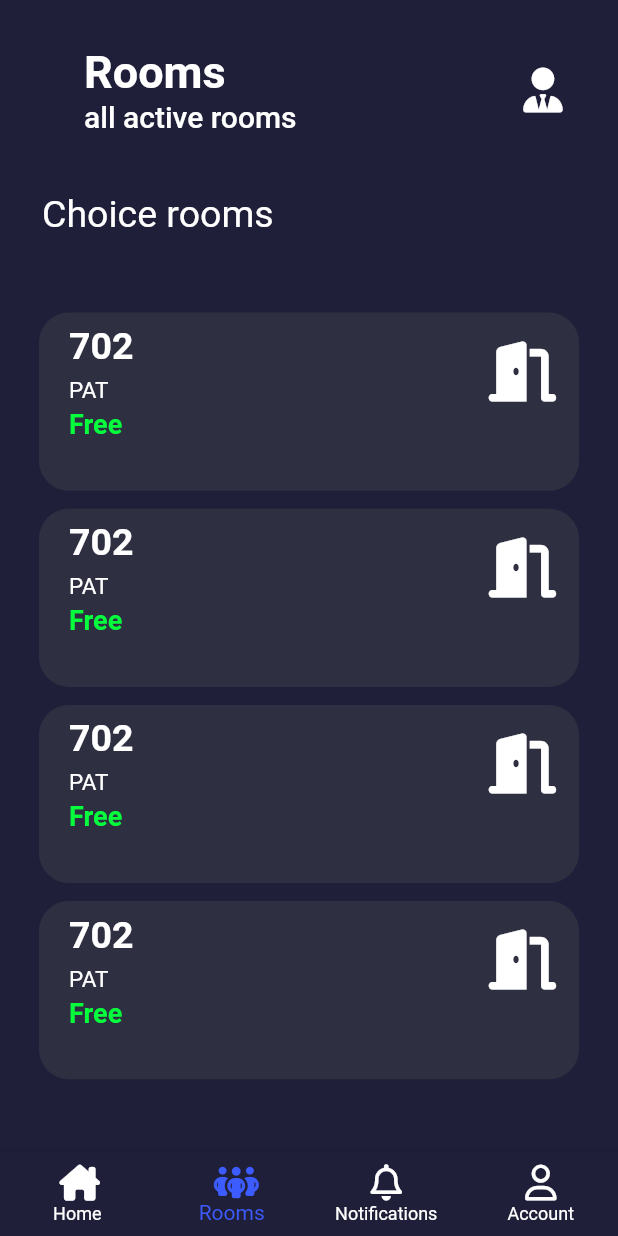
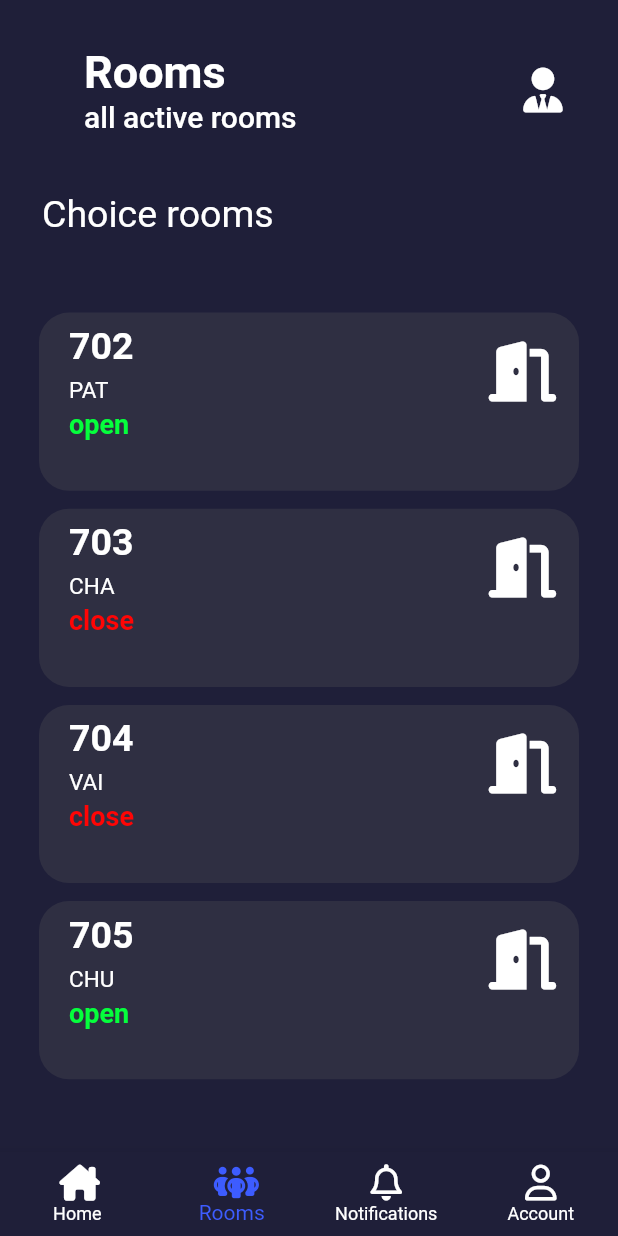
Before and after one commit to koonpech7/Sk-Mobile-App, a Flutter app: the screen it shows after launch, item 2 of the bottom bar chosen, on a phone screen of 412 x 824 dp. Run offline on Flutter 3.47's test engine with Material 2 defaults, Android fonts, the phone set to English and light mode, and no system bars; our stand-ins replace font_awesome_flutter.

Commit message:
feat: 🎸 New Listtile [Rooms] and Text title

```diff
--- a/lib/components/appbar.dart
+++ b/lib/components/appbar.dart
@@ -1,5 +1,3 @@
-import 'dart:ffi';
-
 import 'package:flutter/material.dart';
 import 'package:font_awesome_flutter/font_awesome_flutter.dart';
 
--- a/lib/models/room.dart
+++ b/lib/models/room.dart
@@ -1,15 +1,13 @@
 class Room {
   int? id;
   String? title;
-  String? subtitle;
   bool? status;
 
-  Room({this.id, this.title, this.subtitle, this.status});
+  Room({this.id, this.title, this.status});
 
   Room.fromJson(Map<String, dynamic> json) {
     id = json['id'];
     title = json['title'];
-    subtitle = json['subtitle'];
     status = json['status'];
   }
 
@@ -17,7 +15,6 @@ class Room {
     final Map<String, dynamic> data = <String, dynamic>{};
     data['id'] = id;
     data['title'] = title;
-    data['subtitle'] = subtitle;
     data['status'] = status;
     return data;
   }
--- a/lib/screens/index_room.dart
+++ b/lib/screens/index_room.dart
@@ -2,6 +2,8 @@ import 'package:flutter/material.dart';
 import 'package:font_awesome_flutter/font_awesome_flutter.dart';
 import 'package:testflutter/components/appbar.dart';
 import 'package:testflutter/screens/single_room.dart';
+
+import '../models/models.dart';
 
 class IndexRoom extends StatefulWidget {
   const IndexRoom({super.key});
@@ -15,6 +17,13 @@ class _IndexRoomState extends State<IndexRoom> {
   Widget build(BuildContext context) {
     var width = MediaQuery.of(context).size.width;
     var height = MediaQuery.of(context).size.height;
+
+    List<Room> rooms = [
+      Room(id: 702, title: "PAT", status: false),
+      Room(id: 703, title: "CHA", status: true),
+      Room(id: 704, title: "VAI", status: true),
+      Room(id: 705, title: "CHU", status: false),
+    ];
 
     return Scaffold(
       backgroundColor: const Color(0xFF1F1F39),
@@ -84,8 +93,7 @@ class _IndexRoomState extends State<IndexRoom> {
                                   padding:
                                       const EdgeInsets.symmetric(vertical: 1),
                                   child: Text(
-                                    // "${listKey[index].title}",
-                                    "702",
+                                    "${rooms[index].id}",
                                     style: TextStyle(
                                         fontSize: 25,
                                         fontWeight: FontWeight.bold,
@@ -97,18 +105,20 @@ class _IndexRoomState extends State<IndexRoom> {
                                   children: [
                                     SizedBox(height: 5),
                                     Text(
-                                      // listKey[index].status! ? "close" : "open",
-                                      "PAT",
+                                      "${rooms[index].title}",
                                       style: TextStyle(
                                         fontSize: 15,
                                         color: Colors.white,
                                       ),
                                     ),
                                     SizedBox(height: 3),
-                                    Text("Free",
+                                    Text(
+                                        rooms[index].status! ? "close" : "open",
                                         style: TextStyle(
                                             fontSize: 18,
-                                            color: Color(0xFF05FF3C),
+                                            color: rooms[index].status!
+                                                ? Color(0xFFFF0505)
+                                                : Color(0xFF05FF3C),
                                             fontWeight: FontWeight.bold)),
                                   ],
                                 ),
```
